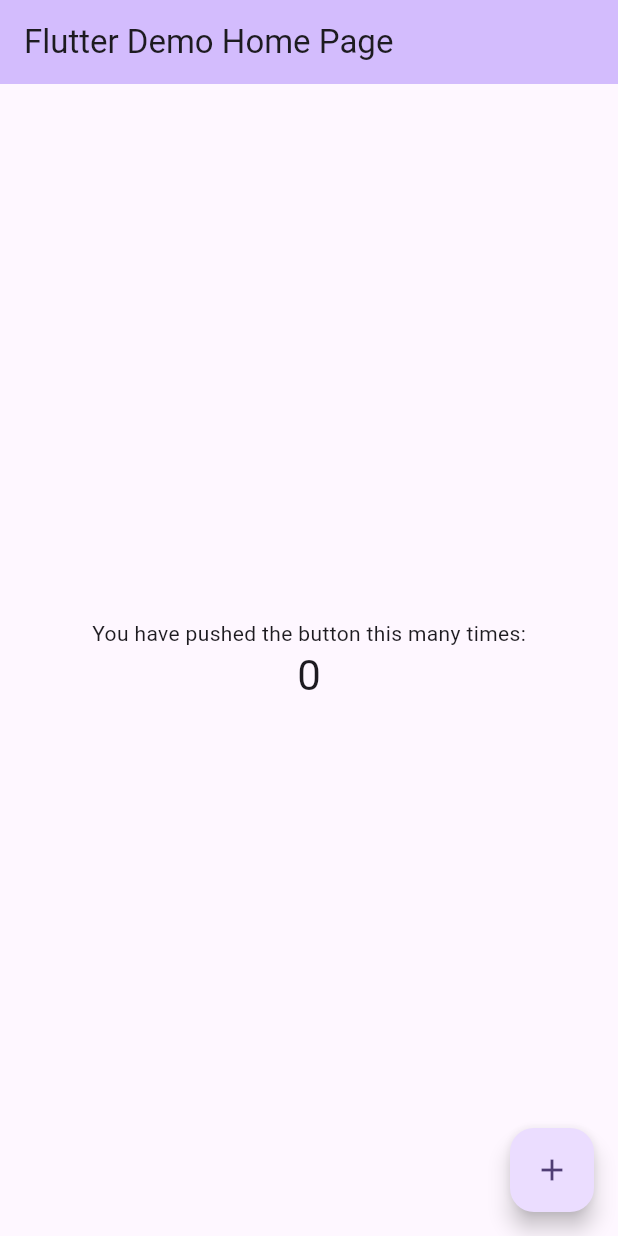
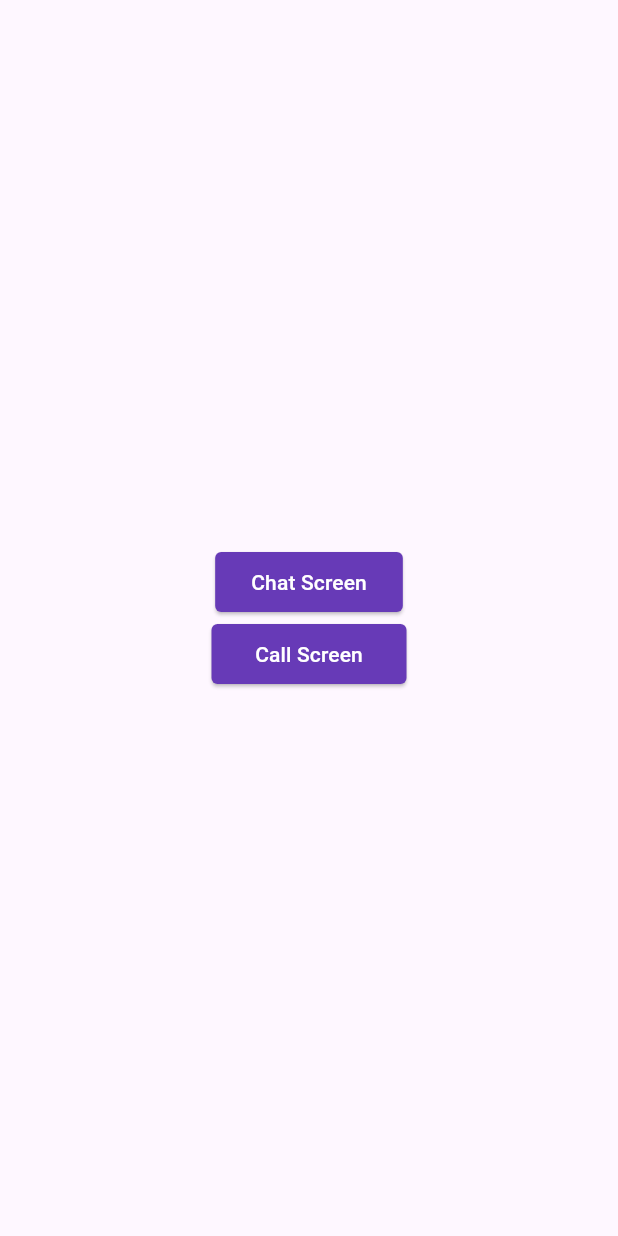
Before and after one commit to Radix-Rise/flutter-comet-chat-implementation, a Flutter app: the screen it shows after launch, on a phone screen of 412 x 824 dp. Run offline on Flutter 3.47's test engine with Material 3 defaults, Android fonts, the phone set to English and light mode, and no system bars; our stand-ins replace logger; missing offline and left inert: cometchat_chat_uikit; statements that could not run were skipped.

Commit message:
added chatting

```diff
--- /dev/null
+++ b/lib/app.dart
@@ -0,0 +1,18 @@
+import 'package:comment_chat/button_column.dart';
+import 'package:flutter/material.dart';
+
+class App extends StatelessWidget {
+  const App({super.key});
+
+  @override
+  Widget build(BuildContext context) {
+    return MaterialApp(
+      title: 'Flutter Demo',
+      theme: ThemeData(
+        colorScheme: ColorScheme.fromSeed(seedColor: Colors.deepPurple),
+        useMaterial3: true,
+      ),
+      home: const ButtonColumn(),
+    );
+  }
+}
--- /dev/null
+++ b/lib/button_column.dart
@@ -0,0 +1,57 @@
+import 'package:cometchat_chat_uikit/cometchat_chat_uikit.dart';
+import 'package:flutter/material.dart';
+
+class ButtonColumn extends StatelessWidget {
+  const ButtonColumn({super.key});
+
+  @override
+  Widget build(BuildContext context) {
+    return Scaffold(
+      body: Center(
+        child: Column(
+          mainAxisAlignment: MainAxisAlignment.center,
+          children: <Widget>[
+            ElevatedButton(
+              onPressed: () {
+                // Before navigating to this we need to make sure that the user is logged in.
+                Navigator.push(
+                  context,
+                  MaterialPageRoute<CometChatUsersWithMessages>(
+                    builder: (_) => const CometChatUsersWithMessages(
+                      messageConfiguration: MessageConfiguration(),
+                    ),
+                  ),
+                );
+              },
+              style: ElevatedButton.styleFrom(
+                backgroundColor: Colors.deepPurple,
+                minimumSize: const Size(120, 40),
+                shape: RoundedRectangleBorder(
+                  borderRadius: BorderRadius.circular(4.0),
+                ),
+              ),
+              child: const Text(
+                'Chat Screen',
+                style: TextStyle(color: Colors.white),
+              ),
+            ),
+            ElevatedButton(
+              onPressed: () {},
+              style: ElevatedButton.styleFrom(
+                backgroundColor: Colors.deepPurple,
+                minimumSize: const Size(130, 40),
+                shape: RoundedRectangleBorder(
+                  borderRadius: BorderRadius.circular(4.0),
+                ),
+              ),
+              child: const Text(
+                'Call Screen',
+                style: TextStyle(color: Colors.white),
+              ),
+            )
+          ],
+        ),
+      ),
+    );
+  }
+}
--- a/lib/main.dart
+++ b/lib/main.dart
@@ -1,69 +1,11 @@
+import 'package:comment_chat/app.dart';
+import 'package:comment_chat/comet_chat/comet_chat_service.dart';
 import 'package:flutter/material.dart';
 
-void main() {
-  runApp(const MyApp());
+Future<void> main() async {
+  WidgetsFlutterBinding.ensureInitialized();
+  final CometChatService cometChatService = CometChatService.instance;
+  await cometChatService.initalize();
+  await cometChatService.login(cometChatService.userId_1);
+  runApp(const App());
 }
-
-class MyApp extends StatelessWidget {
-  const MyApp({super.key});
-
-  @override
-  Widget build(BuildContext context) {
-    return MaterialApp(
-      title: 'Flutter Demo',
-      theme: ThemeData(
-        colorScheme: ColorScheme.fromSeed(seedColor: Colors.deepPurple),
-        useMaterial3: true,
-      ),
-      home: const MyHomePage(title: 'Flutter Demo Home Page'),
-    );
-  }
-}
-
-class MyHomePage extends StatefulWidget {
-  const MyHomePage({super.key, required this.title});
-
-  final String title;
-
-  @override
-  State<MyHomePage> createState() => _MyHomePageState();
-}
-
-class _MyHomePageState extends State<MyHomePage> {
-  int _counter = 0;
-
-  void _incrementCounter() {
-    setState(() {
-      _counter++;
-    });
-  }
-
-  @override
-  Widget build(BuildContext context) {
-    return Scaffold(
-      appBar: AppBar(
-        backgroundColor: Theme.of(context).colorScheme.inversePrimary,
-        title: Text(widget.title),
-      ),
-      body: Center(
-        child: Column(
-          mainAxisAlignment: MainAxisAlignment.center,
-          children: <Widget>[
-            const Text(
-              'You have pushed the button this many times:',
-            ),
-            Text(
-              '$_counter',
-              style: Theme.of(context).textTheme.headlineMedium,
-            ),
-          ],
-        ),
-      ),
-      floatingActionButton: FloatingActionButton(
-        onPressed: _incrementCounter,
-        tooltip: 'Increment',
-        child: const Icon(Icons.add),
-      ), // This trailing comma makes auto-formatting nicer for build methods.
-    );
-  }
-}
```
Also changed, not shown: lib/comet_chat/comet_chat_service.dart (renamed from lib/commet_chat/commet_chat_service.dart, +7 -6 lines), 4 other files.
